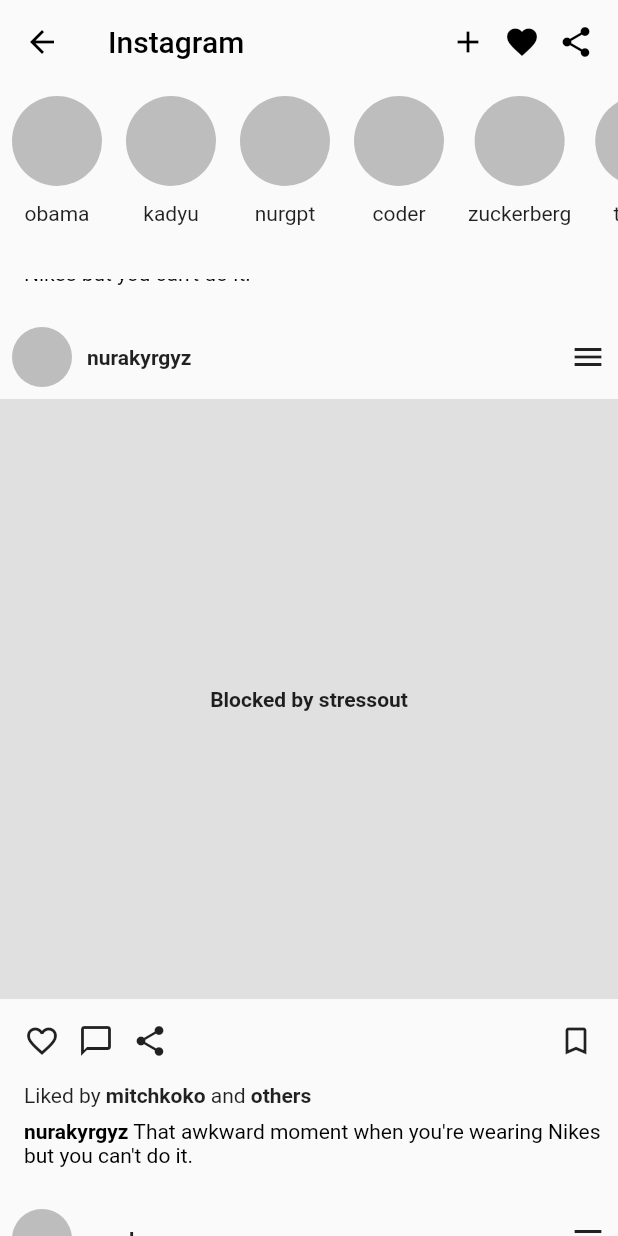
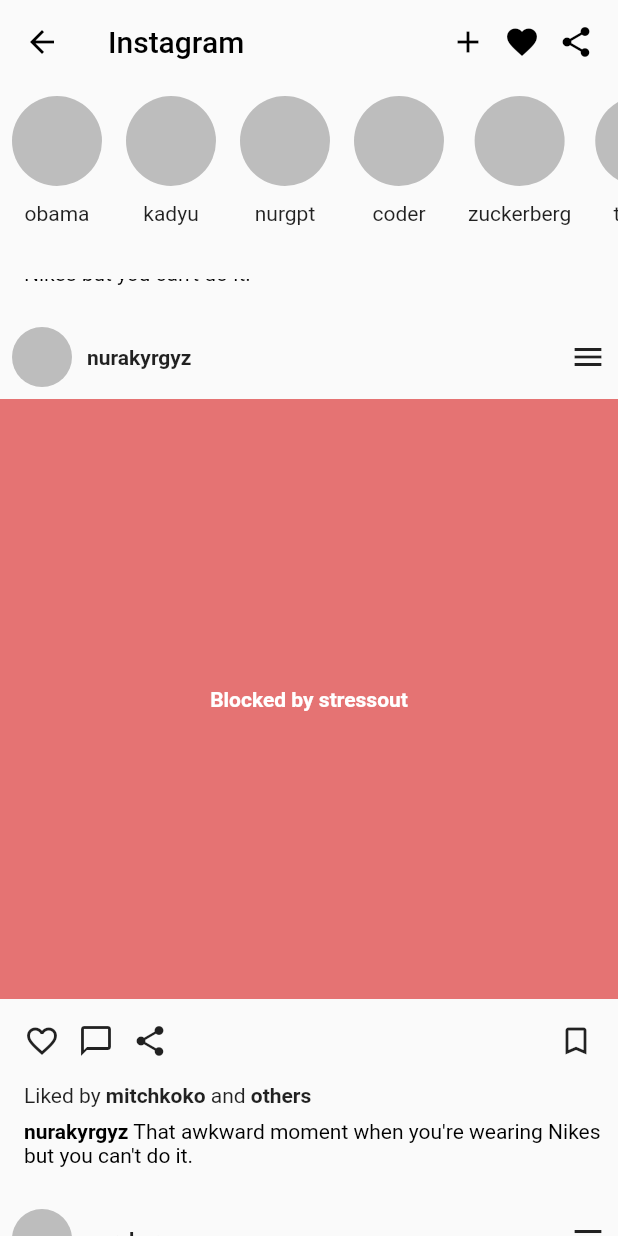
Before and after one commit to Curltai/stressout, a Flutter app: the Instagram screen opened directly, scrolled down 1152 dp, on a phone screen of 412 x 824 dp. Run offline on Flutter 3.47's test engine with Material 2 defaults, Android fonts, the phone set to English and light mode, and no system bars; our stand-ins replace firebase_auth, firebase_core, fl_chart, flutter_svg; accounts and stored records are empty.

Commit message:
fix: updated instagram

```diff
--- a/lib/pages/instagram/widgets/user_posts.dart
+++ b/lib/pages/instagram/widgets/user_posts.dart
@@ -41,7 +41,7 @@ class UserPosts extends StatelessWidget {
         // post
         Container(
           height: 400,
-          color: post.user == 'nurakyrgyz' ? Colors.grey[300] : null,
+          color: post.user == 'nurakyrgyz' ? Colors.red[300] : null,
           decoration: post.user != 'nurakyrgyz'
               ? BoxDecoration(
                   image: DecorationImage(
@@ -52,7 +52,8 @@ class UserPosts extends StatelessWidget {
               ? Center(
                   child: Text(
                     'Blocked by stressout',
-                    style: TextStyle(fontWeight: FontWeight.bold),
+                    style: TextStyle(
+                        fontWeight: FontWeight.bold, color: Colors.white),
                   ),
                 )
               : null,
```
